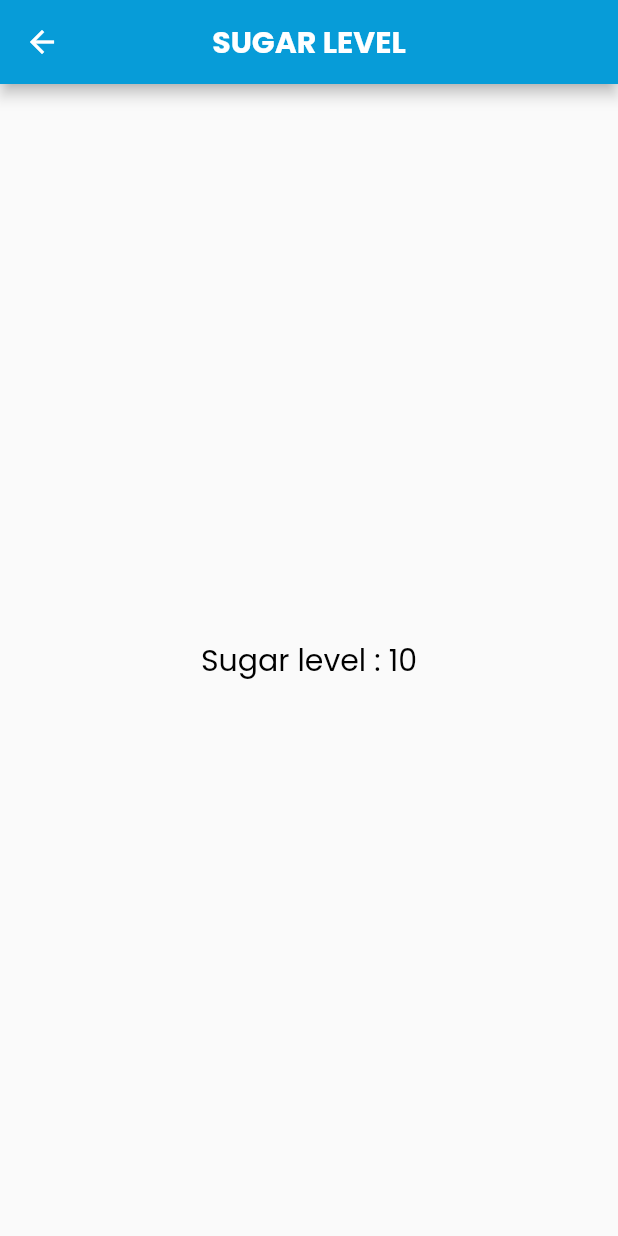
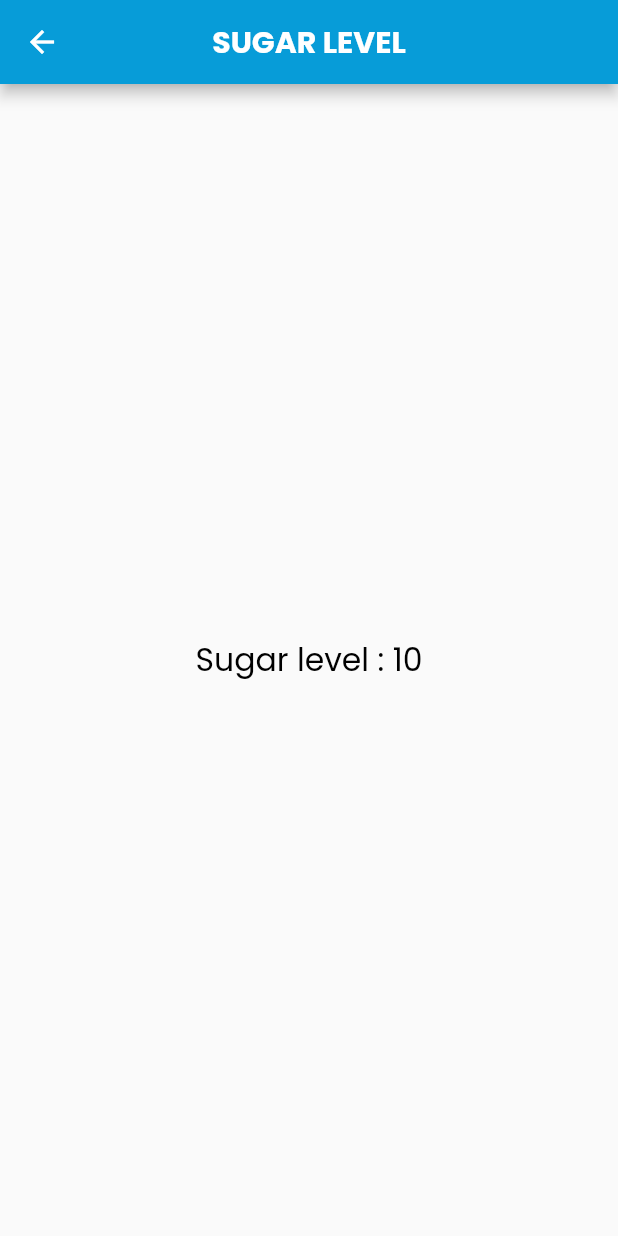
Before and after one commit to ammarrizal/stswks_health_app, a Flutter app: the SugarLevel screen opened directly, on a phone screen of 412 x 824 dp. Run offline on Flutter 3.47's test engine with Material 2 defaults, Android fonts, the phone set to English and light mode, and no system bars; our stand-ins replace font_awesome_flutter, google_fonts, hexcolor.

```diff
--- a/lib/views/sugar_level_page.dart
+++ b/lib/views/sugar_level_page.dart
@@ -29,7 +29,7 @@ class _SugarLevelState extends State<SugarLevel> {
               'Sugar level : 10',
               style: TextStyle(
                 fontFamily: 'Poppins',
-                fontSize: 20.0,
+                fontSize: 21.0,
                 color: Colors.black,
                 //fontWeight: FontWeight.bold,
               ),
```
